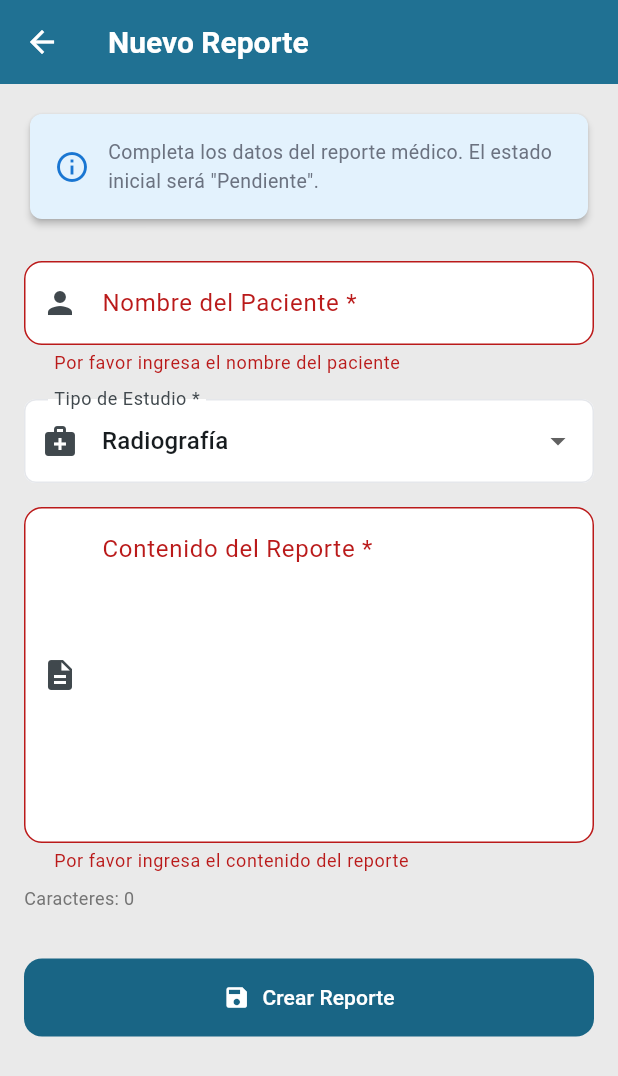
After one commit to SaludVision/MediScanAI_MobileApplication, a Flutter app: the CreateReportScreen screen opened directly, after a tap on "Crear Reporte", on a phone screen of 412 x 824 dp. The commit adds this screen. Shown: the top 1076 px of the screen. Run offline on Flutter 3.47's test engine with Material 3 defaults, Android fonts, the light colour scheme and no system bars; our stand-ins replace image_picker, shared_preferences; accounts and stored records are empty; network calls fail.

Commit message:
feat: Add Create Report screen and enhance dashboard provider with new report handling features

```diff
--- a/lib/main.dart
+++ b/lib/main.dart
@@ -1,6 +1,10 @@
 import 'package:flutter/material.dart';
 import 'package:provider/provider.dart';
 import 'providers/auth_provider.dart';
+import 'providers/analysis_provider.dart';
+import 'providers/report_provider.dart';
+import 'providers/notification_provider.dart';
+import 'providers/dashboard_provider.dart';
 import 'screens/login_screen.dart';
 import 'screens/dashboard_screen.dart';
 
@@ -14,7 +18,13 @@ class MyApp extends StatelessWidget {
   @override
   Widget build(BuildContext context) {
     return MultiProvider(
-      providers: [ChangeNotifierProvider(create: (_) => AuthProvider())],
+      providers: [
+        ChangeNotifierProvider(create: (_) => AuthProvider()),
+        ChangeNotifierProvider(create: (_) => AnalysisProvider()),
+        ChangeNotifierProvider(create: (_) => ReportProvider()),
+        ChangeNotifierProvider(create: (_) => NotificationProvider()),
+        ChangeNotifierProvider(create: (_) => DashboardProvider()),
+      ],
       child: MaterialApp(
         title: 'MediScan AI Mobile',
         theme: ThemeData(
--- a/lib/providers/dashboard_provider.dart
+++ b/lib/providers/dashboard_provider.dart
@@ -3,7 +3,6 @@ import '../services/analysis/analysis_service.dart';
 import '../services/reports/report_service.dart';
 import '../services/notifications/notification_service.dart';
 import '../services/http_client.dart';
-import '../models/analysis/analysis_types.dart';
 import '../models/reports/report_types.dart';
 import '../models/notifications/notification_types.dart' as notif;
 import 'dart:io';
@@ -48,12 +47,14 @@ class DashboardProvider extends ChangeNotifier {
   List<Map<String, dynamic>> get reports => _reports
       .map(
         (report) => {
-          'id': report.id,
-          'patient': report.patientId,
-          'type': report.analysisType,
-          'date': _formatDate(report.generatedAt),
-          'result': report.result,
-          'status': report.status.name,
+          'id': report.id.toString(),
+          'patient': report.patientName,
+          'type': report.studyType,
+          'date': _formatDate(report.createdAt.toIso8601String()),
+          'result': report.content.length > 50
+              ? '${report.content.substring(0, 50)}...'
+              : report.content,
+          'status': report.status.displayName,
         },
       )
       .toList();
@@ -62,11 +63,9 @@ class DashboardProvider extends ChangeNotifier {
       .map(
         (notification) => {
           'id': notification.id,
-          'title': notification.title,
           'message': notification.message,
           'time': _getRelativeTime(notification.createdAt),
-          'type': notification.type.name,
-          'read': notification.read,
+          'isRead': notification.isRead,
         },
       )
       .toList();
@@ -101,7 +100,22 @@ class DashboardProvider extends ChangeNotifier {
 
   Future<void> _loadRecentAnalyses() async {
     try {
-      _recentAnalyses = await _analysisService.getRecentAnalyses(limit: 10);
+      // Cargar TODO el historial para obtener el conteo real
+      final history = await _analysisService.getHistory();
+
+      // Convertir AnalysisHistory a Analysis (formato compatible)
+      // Tomar solo los últimos 2 análisis
+      _recentAnalyses = history.take(2).map((historyItem) {
+        return Analysis(
+          id: historyItem.id,
+          patientId: historyItem.patientName,
+          analysisType: _parseAnalysisType(historyItem.studyType),
+          createdAt: historyItem.timestamp.toIso8601String(),
+          status: AnalysisStatus.completed,
+          result: historyItem.diagnosis,
+          imageUrl: historyItem.imagePath,
+        );
+      }).toList();
     } catch (e) {
       _recentAnalyses = [];
     }
@@ -117,8 +131,11 @@ class DashboardProvider extends ChangeNotifier {
 
   Future<void> _loadNotifications() async {
     try {
-      final response = await _notificationService.listNotifications();
-      _notifications = response.notifications;
+      // TODO: Get actual doctor ID from AuthProvider
+      final doctorId = 1;
+      _notifications = await _notificationService.getNotificationsByDoctor(
+        doctorId,
+      );
     } catch (e) {
       _notifications = [];
     }
@@ -126,10 +143,12 @@ class DashboardProvider extends ChangeNotifier {
 
   Future<void> _loadStats() async {
     try {
-      // Por ahora usar valores calculados localmente
-      // TODO: Implementar endpoint de estadísticas en el backend
+      // Obtener el conteo real de análisis del historial
+      final history = await _analysisService.getHistory();
+      final totalAnalyses = history.length;
+
       _stats = {
-        'analysesToday': _recentAnalyses.length,
+        'analysesToday': totalAnalyses, // Total de análisis realizados
         'reportsGenerated': _reports.length,
         'aiAccuracy': 98.5,
         'averageTime': 3.2,
@@ -160,7 +179,7 @@ class DashboardProvider extends ChangeNotifier {
     notifyListeners();
 
     try {
-      final analysis = await _analysisService.uploadAnalysisFromFile(
+      await _analysisService.uploadAnalysisFromFile(
         imageFile: imageFile,
         analysisType: _parseAnalysisType(analysisType),
         patientId: 'PATIENT-${DateTime.now().millisecondsSinceEpoch}',
@@ -185,9 +204,10 @@ class DashboardProvider extends ChangeNotifier {
     }
   }
 
-  Future<void> markNotificationAsRead(String notificationId) async {
+  Future<void> markNotificationAsRead(int notificationId) async {
     try {
-      await _notificationService.markAsRead(notificationId);
+      // TODO: Implement markAsRead endpoint in backend
+      // For now, just reload notifications
       await _loadNotifications();
       notifyListeners();
     } catch (e) {
@@ -197,7 +217,8 @@ class DashboardProvider extends ChangeNotifier {
 
   Future<void> markAllNotificationsAsRead() async {
     try {
-      await _notificationService.markAllAsRead();
+      // TODO: Implement markAllAsRead endpoint in backend
+      // For now, just reload notifications
       await _loadNotifications();
       notifyListeners();
     } catch (e) {
@@ -207,7 +228,9 @@ class DashboardProvider extends ChangeNotifier {
 
   Future<int> getUnreadNotificationsCount() async {
     try {
-      return await _notificationService.getUnreadCount();
+      // TODO: Get actual doctor ID from AuthProvider
+      final doctorId = 1;
+      return await _notificationService.getUnreadCount(doctorId);
     } catch (e) {
       return 0;
     }
@@ -261,9 +284,17 @@ class DashboardProvider extends ChangeNotifier {
     return AnalysisType.radiografia; // default
   }
 
-  String _getRelativeTime(String dateTime) {
+  String _getRelativeTime(dynamic dateTime) {
     try {
-      final date = DateTime.parse(dateTime);
+      DateTime date;
+      if (dateTime is DateTime) {
+        date = dateTime;
+      } else if (dateTime is String) {
+        date = DateTime.parse(dateTime);
+      } else {
+        return 'Recientemente';
+      }
+
       final now = DateTime.now();
       final difference = now.difference(date);
 
--- /dev/null
+++ b/lib/screens/reports/create_report_screen.dart
@@ -0,0 +1,225 @@
+import 'package:flutter/material.dart';
+import 'package:provider/provider.dart';
+import '../../providers/report_provider.dart';
+import '../../models/reports/report_types.dart';
+
+class CreateReportScreen extends StatefulWidget {
+  const CreateReportScreen({super.key});
+
+  @override
+  State<CreateReportScreen> createState() => _CreateReportScreenState();
+}
+
+class _CreateReportScreenState extends State<CreateReportScreen> {
+  final _formKey = GlobalKey<FormState>();
+  final _patientNameController = TextEditingController();
+  final _contentController = TextEditingController();
+
+  String _studyType = 'Radiografía';
+  bool _isSubmitting = false;
+
+  final List<String> _studyTypes = [
+    'Radiografía',
+    'Tomografía',
+    'Resonancia Magnética',
+    'Ecografía',
+    'Mamografía',
+    'Electrocardiograma',
+    'Análisis de Sangre',
+    'Otro',
+  ];
+
+  @override
+  void dispose() {
+    _patientNameController.dispose();
+    _contentController.dispose();
+    super.dispose();
+  }
+
+  Future<void> _submitReport() async {
+    if (!_formKey.currentState!.validate()) {
+      return;
+    }
+
+    final reportProvider = context.read<ReportProvider>();
+
+    // Get current doctor ID from auth
+    // TODO: Get from authProvider.userProfile.id when available
+    final doctorId = 1;
+
+    setState(() => _isSubmitting = true);
+
+    final request = CreateReportRequest(
+      patientName: _patientNameController.text.trim(),
+      studyType: _studyType,
+      content: _contentController.text.trim(),
+      doctorId: doctorId,
+    );
+
+    final success = await reportProvider.createReport(request);
+
+    if (mounted) {
+      setState(() => _isSubmitting = false);
+
+      if (success) {
+        ScaffoldMessenger.of(context).showSnackBar(
+          const SnackBar(
+            content: Text('Reporte creado exitosamente'),
+            backgroundColor: Colors.green,
+          ),
+        );
+        Navigator.pop(context, true);
+      } else {
+        ScaffoldMessenger.of(context).showSnackBar(
+          SnackBar(
+            content: Text(
+              reportProvider.errorMessage ?? 'Error al crear reporte',
+            ),
+            backgroundColor: Colors.red,
+          ),
+        );
+      }
+    }
+  }
+
+  @override
+  Widget build(BuildContext context) {
+    return Scaffold(
+      appBar: AppBar(title: const Text('Nuevo Reporte'), elevation: 0),
+      body: _isSubmitting
+          ? const Center(
+              child: Column(
+                mainAxisAlignment: MainAxisAlignment.center,
+                children: [
+                  CircularProgressIndicator(),
+                  SizedBox(height: 16),
+                  Text('Creando reporte...'),
+                ],
+              ),
+            )
+          : SingleChildScrollView(
+              padding: const EdgeInsets.all(16.0),
+              child: Form(
+                key: _formKey,
+                child: Column(
+                  crossAxisAlignment: CrossAxisAlignment.stretch,
+                  children: [
+                    _buildInfoCard(),
+                    const SizedBox(height: 24),
+                    _buildFormFields(),
+                    const SizedBox(height: 32),
+                    _buildSubmitButton(),
+                  ],
+                ),
+              ),
+            ),
+    );
+  }
+
+  Widget _buildInfoCard() {
+    return Card(
+      color: Colors.blue[50],
+      child: Padding(
+        padding: const EdgeInsets.all(16),
+        child: Row(
+          children: [
+            Icon(Icons.info_outline, color: Colors.blue[700]),
+            const SizedBox(width: 12),
+            const Expanded(
+              child: Text(
+                'Completa los datos del reporte médico. El estado inicial será "Pendiente".',
+                style: TextStyle(fontSize: 13),
+              ),
+            ),
+          ],
+        ),
+      ),
+    );
+  }
+
+  Widget _buildFormFields() {
+    return Column(
+      crossAxisAlignment: CrossAxisAlignment.start,
+      children: [
+        // Nombre del paciente
+        TextFormField(
+          controller: _patientNameController,
+          decoration: InputDecoration(
+            labelText: 'Nombre del Paciente *',
+            hintText: 'Ej: Juan Pérez García',
+            prefixIcon: const Icon(Icons.person),
+            border: OutlineInputBorder(borderRadius: BorderRadius.circular(12)),
+          ),
+          validator: (value) {
+            if (value == null || value.trim().isEmpty) {
+              return 'Por favor ingresa el nombre del paciente';
+            }
+            return null;
+          },
+          textCapitalization: TextCapitalization.words,
+        ),
+        const SizedBox(height: 16),
+
+        // Tipo de estudio
+        DropdownButtonFormField<String>(
+          initialValue: _studyType,
+          decoration: InputDecoration(
+            labelText: 'Tipo de Estudio *',
+            prefixIcon: const Icon(Icons.medical_services),
+            border: OutlineInputBorder(borderRadius: BorderRadius.circular(12)),
+          ),
+          items: _studyTypes.map((type) {
+            return DropdownMenuItem(value: type, child: Text(type));
+          }).toList(),
+          onChanged: (value) {
+            if (value != null) {
+              setState(() => _studyType = value);
+            }
+          },
+        ),
+        const SizedBox(height: 16),
+
+        // Contenido del reporte
+        TextFormField(
+          controller: _contentController,
+          decoration: InputDecoration(
+            labelText: 'Contenido del Reporte *',
+            hintText:
+                'Describe los hallazgos, diagnóstico y recomendaciones...',
+            prefixIcon: const Icon(Icons.description),
+            border: OutlineInputBorder(borderRadius: BorderRadius.circular(12)),
+            alignLabelWithHint: true,
+          ),
+          maxLines: 8,
+          validator: (value) {
+            if (value == null || value.trim().isEmpty) {
+              return 'Por favor ingresa el contenido del reporte';
+            }
+            if (value.trim().length < 20) {
+              return 'El contenido debe tener al menos 20 caracteres';
+            }
+            return null;
+          },
+          textCapitalization: TextCapitalization.sentences,
+        ),
+        const SizedBox(height: 8),
+        Text(
+          'Caracteres: ${_contentController.text.length}',
+          style: TextStyle(fontSize: 12, color: Colors.grey[600]),
+        ),
+      ],
+    );
+  }
+
+  Widget _buildSubmitButton() {
+    return FilledButton.icon(
+      onPressed: _submitReport,
+      icon: const Icon(Icons.save),
+      label: const Text('Crear Reporte'),
+      style: FilledButton.styleFrom(
+        padding: const EdgeInsets.symmetric(vertical: 16),
+        shape: RoundedRectangleBorder(borderRadius: BorderRadius.circular(12)),
+      ),
+    );
+  }
+}
```
Also changed, not shown: lib/widgets/dashboard_layout.dart (+9 -2 lines).
